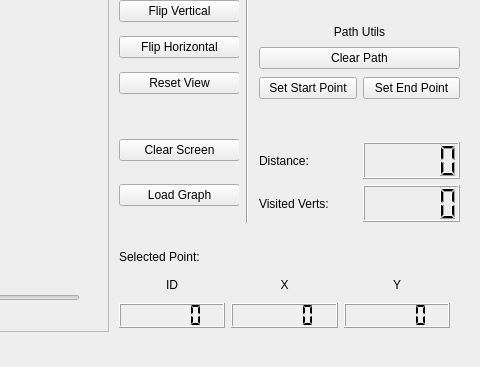
First picture: the form in mainwindow.ui, repository citrovin/map-path-finder-embedded-cpp, before the edit; both pictures show x 511 to 991 and y 297 to 664 of the 991 by 664 pixel window.
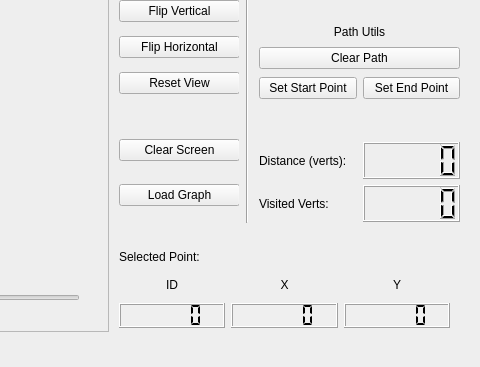
Second picture: the form after the edit.

Commit message: algorithm timing

Patch:
```diff
--- a/mainwindow.ui
+++ b/mainwindow.ui
@@ -448,7 +448,7 @@
         <string notr="true">color: rgb(0, 0, 0);</string>
        </property>
        <property name="text">
-        <string>Distance:</string>
+        <string>Distance (verts):</string>
        </property>
       </widget>
      </item>
```
The commit also changes 1 other file.
